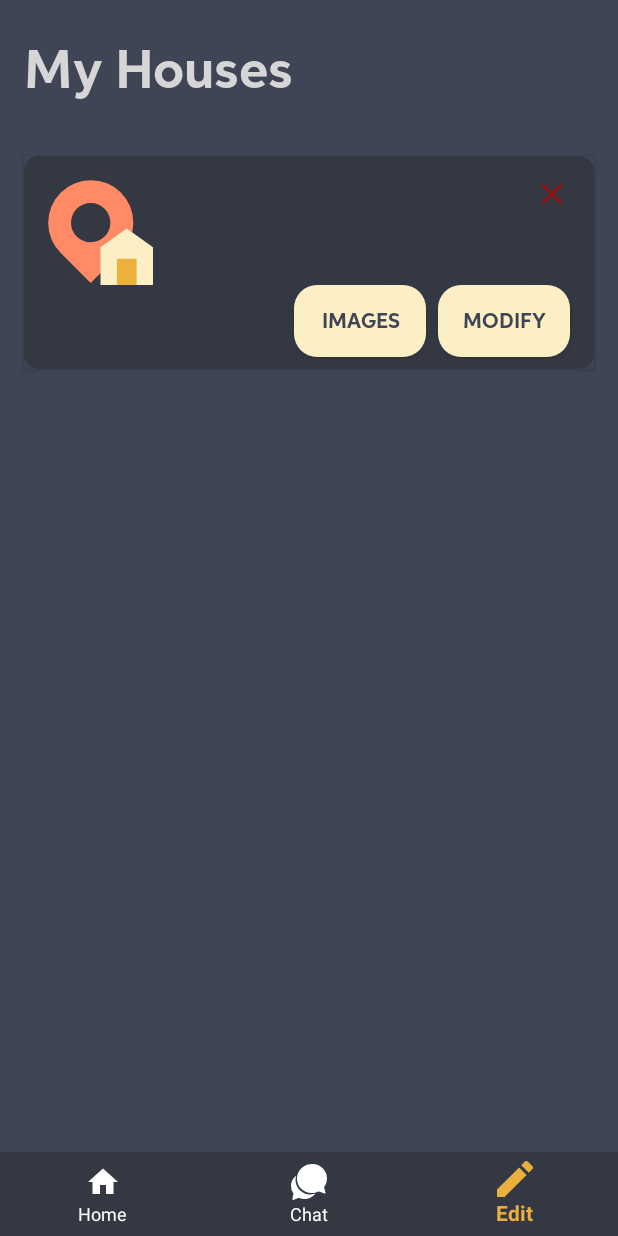
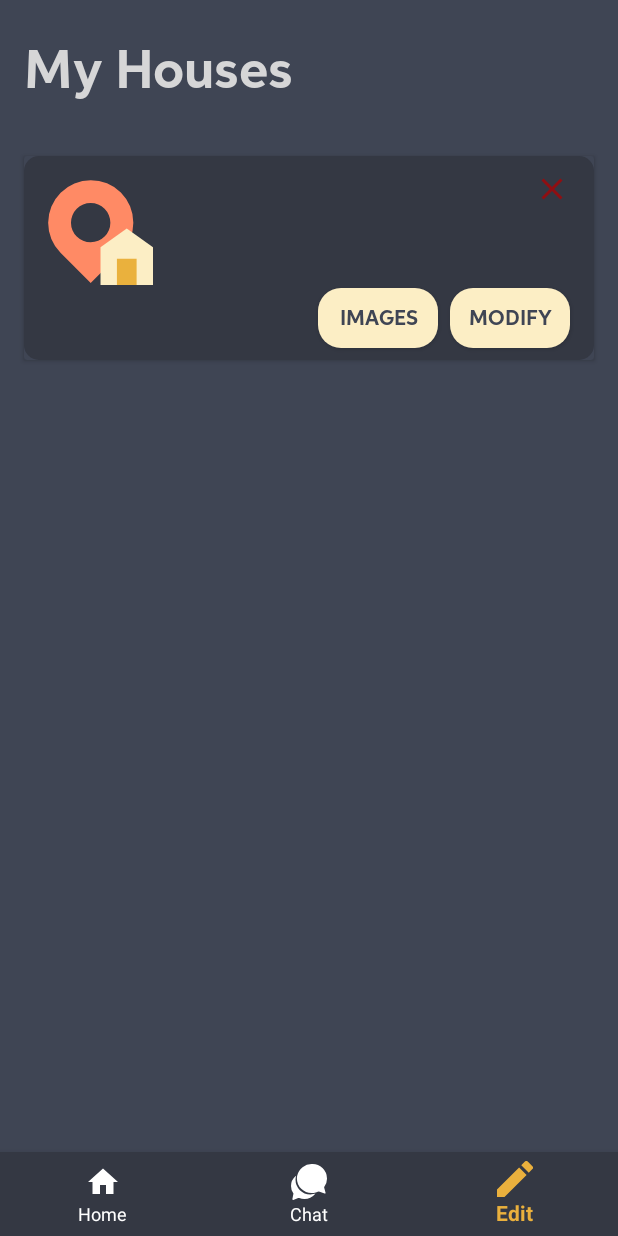
Before and after one commit to sergiopicca/smartPi-app, an Android app: the HomeFragment screen opened directly, with no data from a screen before it, item 3 of the bottom bar chosen, on a phone screen of 412 x 824 dp. Run offline under Robolectric (Android 15) with nearby library versions, the phone set to English and light mode, and no system bars; our stand-ins replace Firebase (no records; nobody signed in at launch, a user with empty details on screens opened directly), Picasso, Room's generated code, RxJava, Volley and 2 more; libraries missing offline, so code that uses them is left out: ru.tinkoff.scrollingpagerindicator; pictures from the network do not load; 12 statements that could not run were skipped.

Commit message:
Fixed layout of some views

```diff
--- a/android-application/app/src/main/java/com/example/firebaseauthmvvm/ui/auth/LoginActivity.kt
+++ b/android-application/app/src/main/java/com/example/firebaseauthmvvm/ui/auth/LoginActivity.kt
@@ -11,7 +11,6 @@ import androidx.databinding.DataBindingUtil
 import androidx.lifecycle.ViewModelProviders
 import com.example.firebaseauthmvvm.R
 import com.example.firebaseauthmvvm.databinding.ActivityLoginBinding
-import com.example.firebaseauthmvvm.utils.startHomeActivity
 import com.example.firebaseauthmvvm.utils.startSplashActivity
 import com.facebook.*
 import com.facebook.login.LoginManager
@@ -106,7 +105,8 @@ class LoginActivity : AppCompatActivity(), AuthListener, KodeinAware {
 
     override fun onFailure(message: String) {
         progressbar.visibility = View.GONE
-        Toast.makeText(this, message, Toast.LENGTH_SHORT).show()
+        val errorMsg = "Seems something went wrong with your email/password..."
+        Toast.makeText(this, errorMsg, Toast.LENGTH_SHORT).show()
     }
 
     override fun onStart() {
--- a/android-application/app/src/main/res/layout/device_item_view.xml
+++ b/android-application/app/src/main/res/layout/device_item_view.xml
@@ -17,13 +17,14 @@
         android:layout_height="wrap_content">
 
         <androidx.cardview.widget.CardView
-            android:layout_width="165dp"
-            android:layout_height="160dp"
+            android:layout_width="0dp"
+            android:layout_height="wrap_content"
             android:layout_marginStart="8dp"
             android:layout_marginTop="8dp"
             android:layout_marginEnd="8dp"
             android:layout_marginBottom="8dp"
             app:cardBackgroundColor="@color/colorBackground"
+            app:cardElevation="0dp"
             app:layout_constraintBottom_toBottomOf="parent"
             app:layout_constraintEnd_toEndOf="parent"
             app:layout_constraintStart_toStartOf="parent"
--- a/android-application/app/src/main/res/layout/house_item_view.xml
+++ b/android-application/app/src/main/res/layout/house_item_view.xml
@@ -42,9 +42,11 @@
                     android:layout_height="wrap_content"
                     android:layout_marginStart="8dp"
                     android:layout_marginTop="16dp"
+                    android:layout_marginEnd="8dp"
                     android:fontFamily="@font/aspira_bold"
                     android:textColor="#FFFFFF"
-                    android:textSize="24sp"
+                    android:textSize="22sp"
+                    app:layout_constraintEnd_toStartOf="@+id/house_delete"
                     app:layout_constraintStart_toEndOf="@+id/quality_image"
                     app:layout_constraintTop_toTopOf="parent"
                     tools:text="House" />
@@ -54,6 +56,7 @@
                     android:layout_width="0dp"
                     android:layout_height="20dp"
                     android:layout_marginStart="8dp"
+                    android:layout_marginTop="8dp"
                     android:fontFamily="@font/aspira_medium"
                     android:textColor="#57FFFFFF"
                     android:textSize="18sp"
@@ -76,8 +79,8 @@
 
                 <Button
                     android:id="@+id/button_images_house_edit"
-                    android:layout_width="wrap_content"
-                    android:layout_height="wrap_content"
+                    android:layout_width="80dp"
+                    android:layout_height="40dp"
                     android:layout_marginEnd="8dp"
                     android:background="@drawable/button_lighter"
                     android:fontFamily="@font/aspira_bold"
@@ -89,8 +92,9 @@
 
                 <Button
                     android:id="@+id/button_modify_house_edit"
-                    android:layout_width="wrap_content"
-                    android:layout_height="wrap_content"
+                    android:layout_width="80dp"
+                    android:layout_height="40dp"
+                    android:layout_marginTop="16dp"
                     android:layout_marginEnd="16dp"
                     android:layout_marginBottom="8dp"
                     android:background="@drawable/button_lighter"
@@ -99,7 +103,7 @@
                     android:textColor="@color/colorBackground"
                     app:layout_constraintBottom_toBottomOf="parent"
                     app:layout_constraintEnd_toEndOf="parent"
-                    app:layout_constraintTop_toBottomOf="@+id/quality_image" />
+                    app:layout_constraintTop_toBottomOf="@+id/house_address" />
 
             </androidx.constraintlayout.widget.ConstraintLayout>
         </androidx.cardview.widget.CardView>
```
Also changed, not shown: android-application/app/src/main/res/layout/fragment_camera_login.xml (+8 -0 lines), android-application/app/src/main/res/layout/fragment_camera_recovery_login.xml (+8 -0 lines), android-application/app/src/main/res/layout/fragment_home.xml (+12 -27 lines), android-application/app/src/main/res/layout/fragment_recap.xml (+10 -4 lines), android-application/app/src/main/res/layout/fragment_room_detail.xml (+15 -5 lines), android-application/app/src/main/res/layout/room_item_view.xml (+4 -3 lines), 1 other file.
